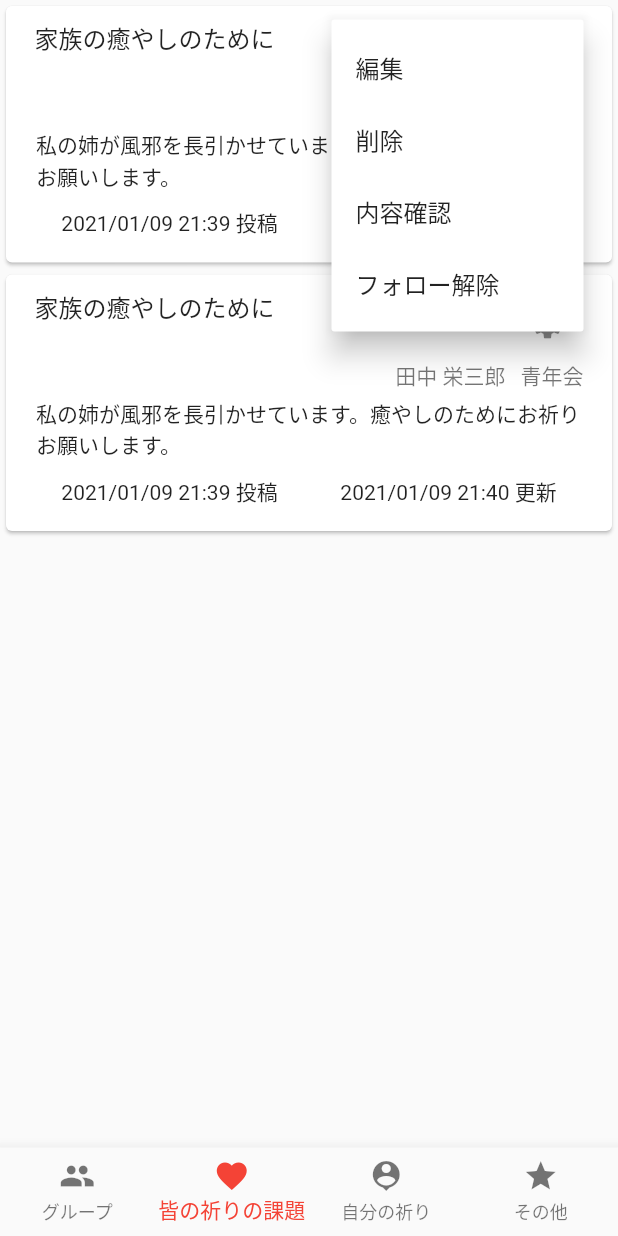
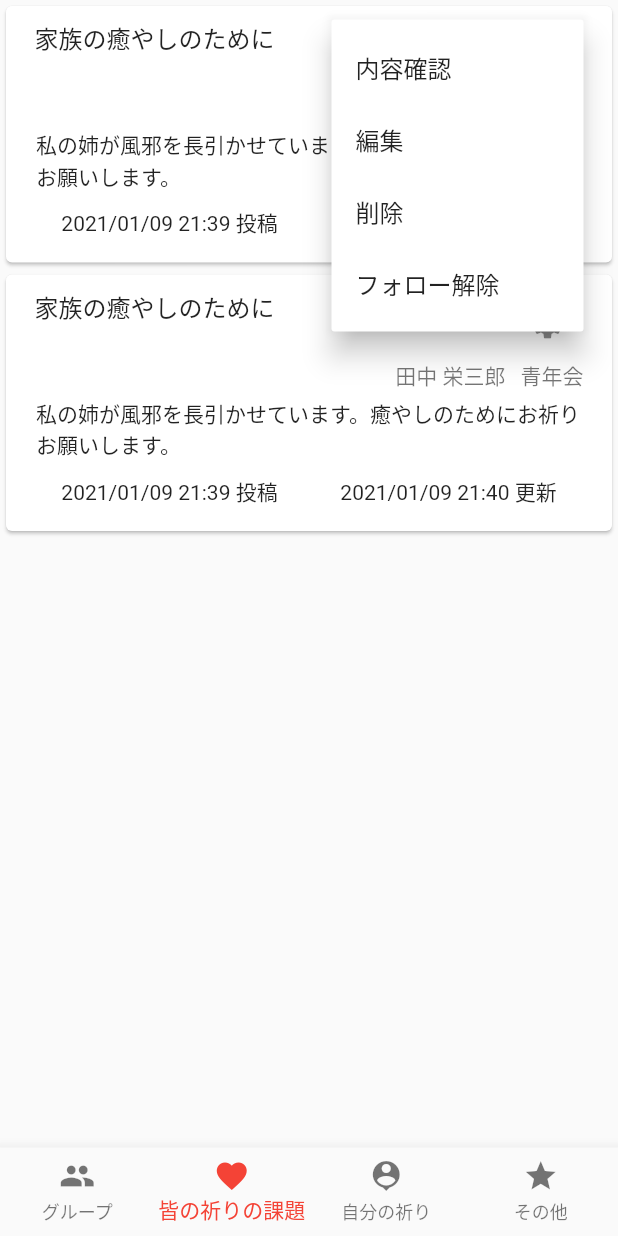
Before and after one commit to uemura4501/share_play_app, a Flutter app: the MainScreen screen opened directly, item 2 of the bottom bar chosen, after a tap on the "settings" icon, on a phone screen of 412 x 824 dp. Run offline on Flutter 3.47's test engine with Material 2 defaults, Android fonts, the phone set to English and light mode, and no system bars; our stand-ins replace bloc, equatable, flutter_bloc, google_fonts; network calls fail.

Commit message:
祈りの詳細画面を作成中

```diff
--- a/lib/models/play.dart
+++ b/lib/models/play.dart
@@ -20,6 +20,9 @@ class Play {
   ///祈りの所属グループ名
   final String groupName;
 
+  ///フォロー数
+  final int followNum;
+
   ///投稿日時
   final DateTime createdAt;
 
@@ -34,6 +37,7 @@ class Play {
         requesterName = json['requester_name'],
         groupId = json['group_id'],
         groupName = json['group_name'],
+        followNum = json['follow_num'],
         createdAt = json['created_at'] != null
             ? DateTime.parse(json['created_at'].toString())
             : null,
--- a/lib/repositories/GroupPlayRepository.dart
+++ b/lib/repositories/GroupPlayRepository.dart
@@ -32,6 +32,7 @@ class GroupPlayRepository {
           'requester_id': 1,
           'group_id': 2,
           'group_name': '青年会',
+          'follow_num': 12,
           'created_at': '2021-01-09 21:39:10',
           'updated_at': '2021-01-09 21:40:10',
         }),
@@ -43,6 +44,7 @@ class GroupPlayRepository {
           'requester_name': '田中 栄三郎',
           'group_id': 2,
           'group_name': '青年会',
+          'follow_num': 25,
           'created_at': '2021-01-09 21:39:10',
           'updated_at': '2021-01-09 21:40:10',
         })
--- a/lib/screens/component/play_card.dart
+++ b/lib/screens/component/play_card.dart
@@ -1,6 +1,7 @@
 import 'package:flutter/material.dart';
 import 'package:intl/intl.dart';
 import 'package:share_play_app/models/play.dart';
+import 'package:share_play_app/screens/Play/play_detail_screen.dart';
 
 class PlayCard extends StatefulWidget {
   final List<Play> _repositories;
@@ -38,7 +39,7 @@ class _PlayCardState extends State<PlayCard> {
                     new Flexible(
                       child: Text(play.title),
                     ),
-                    _playMenuButton(),
+                    _playMenuButton(context, play),
                   ],
                 ),
                 subtitle: Row(
@@ -72,30 +73,43 @@ class _PlayCardState extends State<PlayCard> {
     );
   }
 
-  Widget _playMenuButton() {
+  Widget _playMenuButton(BuildContext context, Play play) {
     return PopupMenuButton(
       icon: Icon(Icons.settings),
       onSelected: (newValue) {
-        // add this property
+        switch (newValue) {
+          case 1:
+            _navigateAndDisplayPlayDetailScreen(context, play);
+            break;
+        }
       },
       itemBuilder: (context) => [
         PopupMenuItem(
+          child: Text("内容確認"),
+          value: 1,
+        ),
+        PopupMenuItem(
           child: Text("編集"),
-          value: 0,
+          value: 2,
         ),
         PopupMenuItem(
           child: Text("削除"),
-          value: 1,
-        ),
-        PopupMenuItem(
-          child: Text("内容確認"),
-          value: 0,
+          value: 3,
         ),
         PopupMenuItem(
           child: Text("フォロー解除"),
-          value: 2,
+          value: 4,
         ),
       ],
     );
   }
+
+  _navigateAndDisplayPlayDetailScreen(BuildContext context, Play play) async {
+    final checkedItems = await Navigator.push(
+      context,
+      new MaterialPageRoute(
+        builder: (context) => new PlayDetailScreen(play: play),
+      ),
+    );
+  }
 }
```
Also changed, not shown: lib/screens/Play/play_detail_screen.dart (added, +67 -0 lines).
